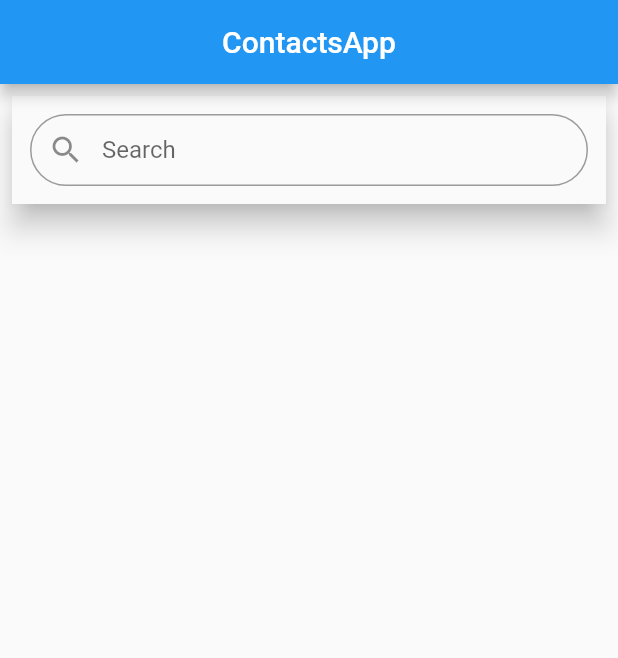
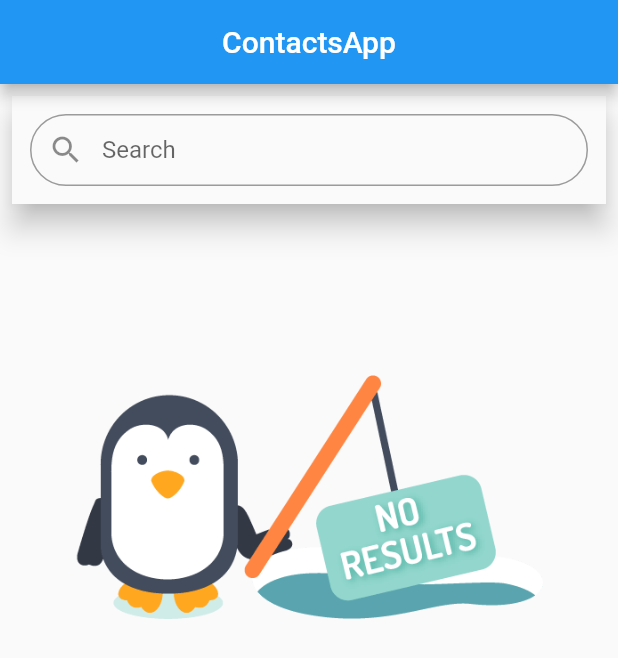
Before and after one commit to Sarath-2k/contactsapp, a Flutter app: the screen it shows after launch, on a phone screen of 412 x 824 dp. Shown: the top 658 px of the screen. Run offline on Flutter 3.47's test engine with Material 2 defaults, Android fonts, the phone set to English and light mode, and no system bars; our stand-ins replace cloud_firestore; accounts and stored records are empty.

Commit message:
no results image added, search hint removed

```diff
--- a/lib/HomeScreen.dart
+++ b/lib/HomeScreen.dart
@@ -50,7 +50,7 @@ class _HomeScreenState extends State<HomeScreen> {
     final contactssnap = Provider.of<List<Contact>>(context) ?? [];
     copyListData(contactssnap);
 
-    if (flag == 0  && contactssnap.isNotEmpty) {
+    if (flag == 0 && contactssnap.isNotEmpty) {
       filteredList.addAll(contactssnap);
       flag = 1;
     }
@@ -78,7 +78,7 @@ class _HomeScreenState extends State<HomeScreen> {
                     controller: editingController,
                     decoration: InputDecoration(
                         labelText: "Search",
-                        hintText: "Search",
+                        //hintText: "Search",
                         prefixIcon: Icon(Icons.search),
                         border: OutlineInputBorder(
                             borderRadius:
@@ -87,7 +87,13 @@ class _HomeScreenState extends State<HomeScreen> {
                 ),
               ),
             ),
-            Flexible(
+            filteredList.isEmpty
+                ? Padding(
+                    padding:
+                        const EdgeInsets.only(top: 100, left: 28, right: 28),
+                    child: Image(image: AssetImage("images/emptyList.png")),
+                  )
+                : Flexible(
                     child: ListView.builder(
                       shrinkWrap: true,
                       itemBuilder: (context, index) {
@@ -100,17 +106,19 @@ class _HomeScreenState extends State<HomeScreen> {
                                 Navigator.push(
                                     context,
                                     MaterialPageRoute(
-                                  builder: (context) =>
-                                      ContactDetails(filteredList[index])));
+                                        builder: (context) => ContactDetails(
+                                            filteredList[index])));
                               },
                               leading: CircleAvatar(
                                 radius: 20,
-                          backgroundImage: filteredList[index].imageurl != ""
+                                backgroundImage: filteredList[index].imageurl !=
+                                        ""
                                     ? NetworkImage(filteredList[index].imageurl)
                                     : AssetImage("images/profile.jpg"),
                               ),
                               title: Text(filteredList[index].name),
-                        subtitle: Text(filteredList[index].fathername ?? ""),
+                              subtitle:
+                                  Text(filteredList[index].fathername ?? ""),
                             ),
                           ),
                         );
```
Also changed, not shown: images/emptyList.png (added). Lines whose indentation alone changed are shown as unchanged.
